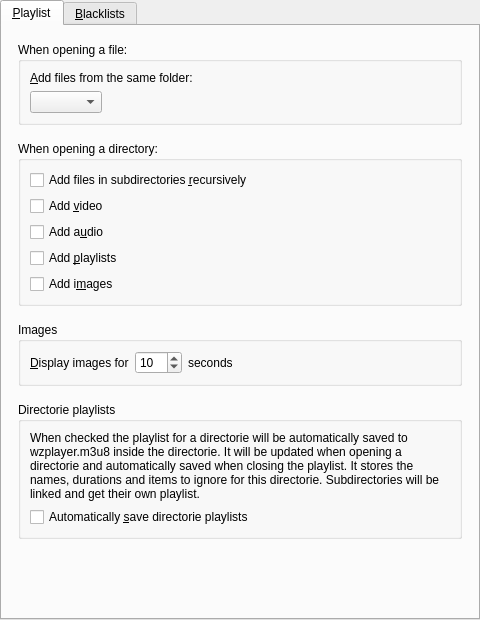
First picture: the form in src/gui/pref/playlistsection.ui, repository wilbert2000/wzplayer, before the edit.
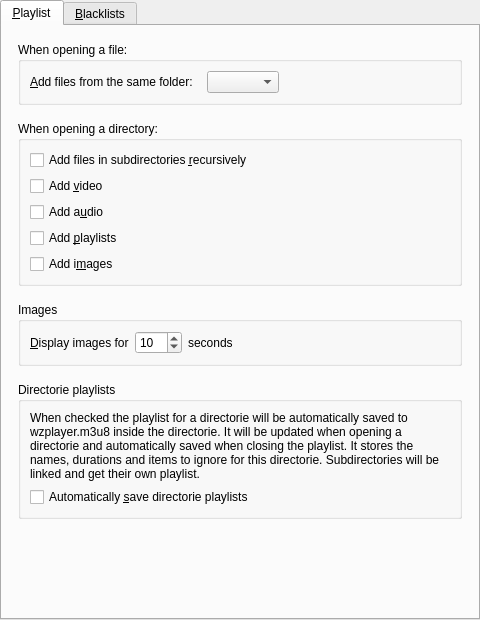
Second picture: the form after the edit.

```diff
--- a/src/gui/pref/playlistsection.ui
+++ b/src/gui/pref/playlistsection.ui
@@ -62,17 +62,13 @@
                <string>&amp;Add files from the same folder:</string>
               </property>
               <property name="wordWrap">
-               <bool>true</bool>
+               <bool>false</bool>
               </property>
               <property name="buddy">
                <cstring>media_to_add_combo</cstring>
               </property>
              </widget>
             </item>
-           </layout>
-          </item>
-          <item>
-           <layout class="QHBoxLayout">
             <item>
              <widget class="QComboBox" name="media_to_add_combo"/>
             </item>
```
Left out of the diff: 4 changed lines with no effect on the pictures.
